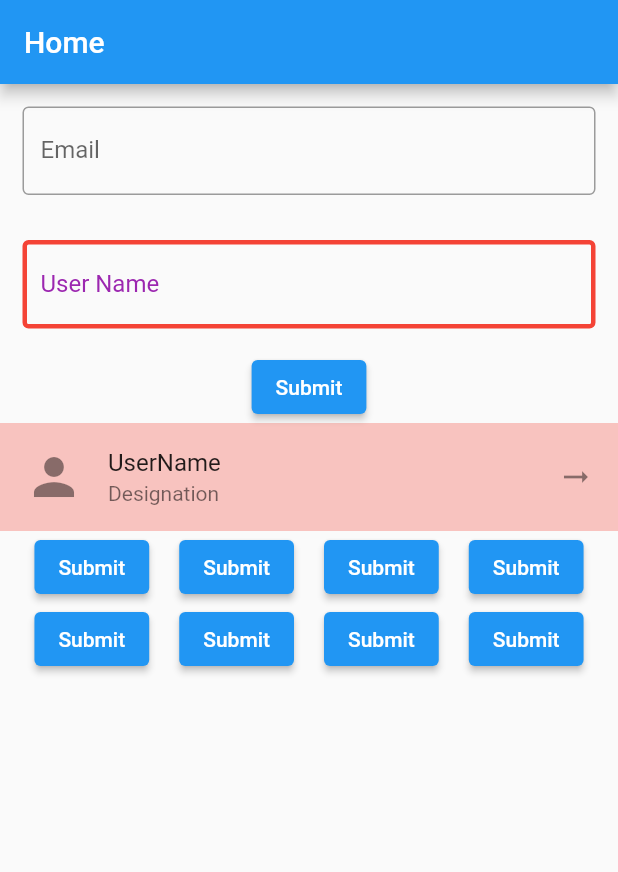
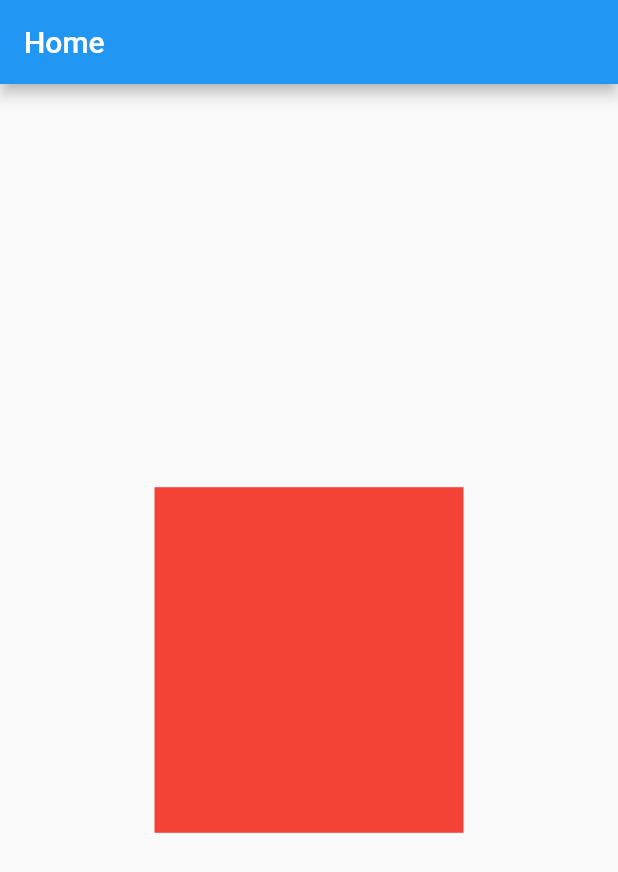
Before and after one commit to marufhasanmitul/assignment, a Flutter app: the screen it shows after launch, on a phone screen of 412 x 824 dp. Shown: the top 872 px of the screen. Run offline on Flutter 3.47's test engine with Material 2 defaults, Android fonts, the phone set to English and light mode, and no system bars.

```diff
--- a/lib/main.dart
+++ b/lib/main.dart
@@ -31,136 +31,16 @@ class HomeActivity extends StatelessWidget{
        title:Text('Home') ,
      ),
      body:
-     Column(
-       children: [
-         Padding(
-           padding: const EdgeInsets.all(15.0),
-           child: TextField(
-             controller: _emailTextEditorController,
-             decoration: InputDecoration(
-               label:Text('Email'),
-               border: OutlineInputBorder(
-                 borderSide: BorderSide(color: Colors.purple),
-               )
-             ),
+     Center(
+       child: FractionallySizedBox(
+         widthFactor: 0.5,
+         heightFactor: 0.3,
+           child: Container(
+             color: Colors.red,
            ),
-         ),
-         Padding(
-           padding: const EdgeInsets.all(15.0),
-           child: TextField(
-             controller: _userNameEditTextController,
-             decoration: InputDecoration(
-                 label:Text('User Name',style: TextStyle(
-                   color: Colors.purple
-                 ),),
-                 hintText: 'Enter Your User name',
-                 focusedBorder: OutlineInputBorder(
-                   borderSide: BorderSide(color: Colors.purple,width: 2)
-                 ),
-                 enabledBorder: OutlineInputBorder(
-                   borderSide:BorderSide(
-                     color: Colors.red,
-                     width: 3
-
-                   )
-                 ),
-                 border: OutlineInputBorder(
-                   borderSide: BorderSide(color: Colors.purple),
-                 )
-             ),
-           ),
-         ),
-         ElevatedButton(
-             onPressed: (){
-               print(_emailTextEditorController.text);
-               _emailTextEditorController.clear();
-             },
-             child:Text('Submit')
-         ),
-
-         ListTile(
-           onTap: (){
-             print("Traped");
-           },
-           onLongPress: (){
-             print("OnLongPresseed");
-           },
-           title: Text('UserName'),
-           subtitle: Text('Designation'),
-           leading: Icon(Icons.person,size: 40,),
-           trailing: Icon(
-             Icons.arrow_right_alt
-           ),
-           tileColor: Colors.red.withOpacity(0.3),
-           contentPadding: EdgeInsets.symmetric(horizontal: 16),
-         ),
-
-         Wrap(
-           alignment: WrapAlignment.spaceBetween,
-           spacing: 20,
-           children: [
-             ElevatedButton(
-                 onPressed: (){
-                   print(_emailTextEditorController.text);
-                   _emailTextEditorController.clear();
-                 },
-                 child:Text('Submit')
-             ),
-             ElevatedButton(
-                 onPressed: (){
-                   print(_emailTextEditorController.text);
-                   _emailTextEditorController.clear();
-                 },
-                 child:Text('Submit')
-             ),
-             ElevatedButton(
-                 onPressed: (){
-                   print(_emailTextEditorController.text);
-                   _emailTextEditorController.clear();
-                 },
-                 child:Text('Submit')
-             ),
-             ElevatedButton(
-                 onPressed: (){
-                   print(_emailTextEditorController.text);
-                   _emailTextEditorController.clear();
-                 },
-                 child:Text('Submit')
-             ),
-             ElevatedButton(
-                 onPressed: (){
-                   print(_emailTextEditorController.text);
-                   _emailTextEditorController.clear();
-                 },
-                 child:Text('Submit')
-             ),
-             ElevatedButton(
-                 onPressed: (){
-                   print(_emailTextEditorController.text);
-                   _emailTextEditorController.clear();
-                 },
-                 child:Text('Submit')
-             ),
-             ElevatedButton(
-                 onPressed: (){
-                   print(_emailTextEditorController.text);
-                   _emailTextEditorController.clear();
-                 },
-                 child:Text('Submit')
-             ),
-             ElevatedButton(
-                 onPressed: (){
-                   print(_emailTextEditorController.text);
-                   _emailTextEditorController.clear();
-                 },
-                 child:Text('Submit')
-             )
-           ],
-         )
-
-
-       ],
-     ),
+       ),
+     )
+     ,
 
 
    );
```
